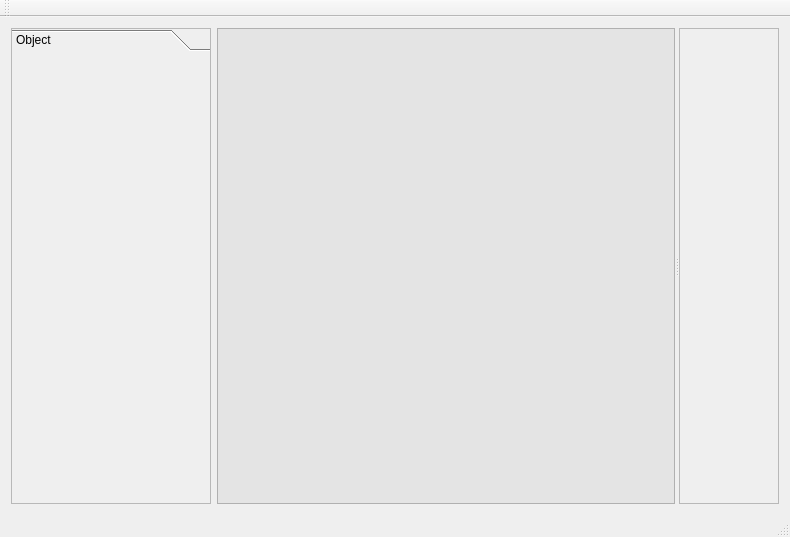
Old version of the form HoruxCardDesigner/horuxdesigner.ui in the repository BackupTheBerlios/horux-svn.
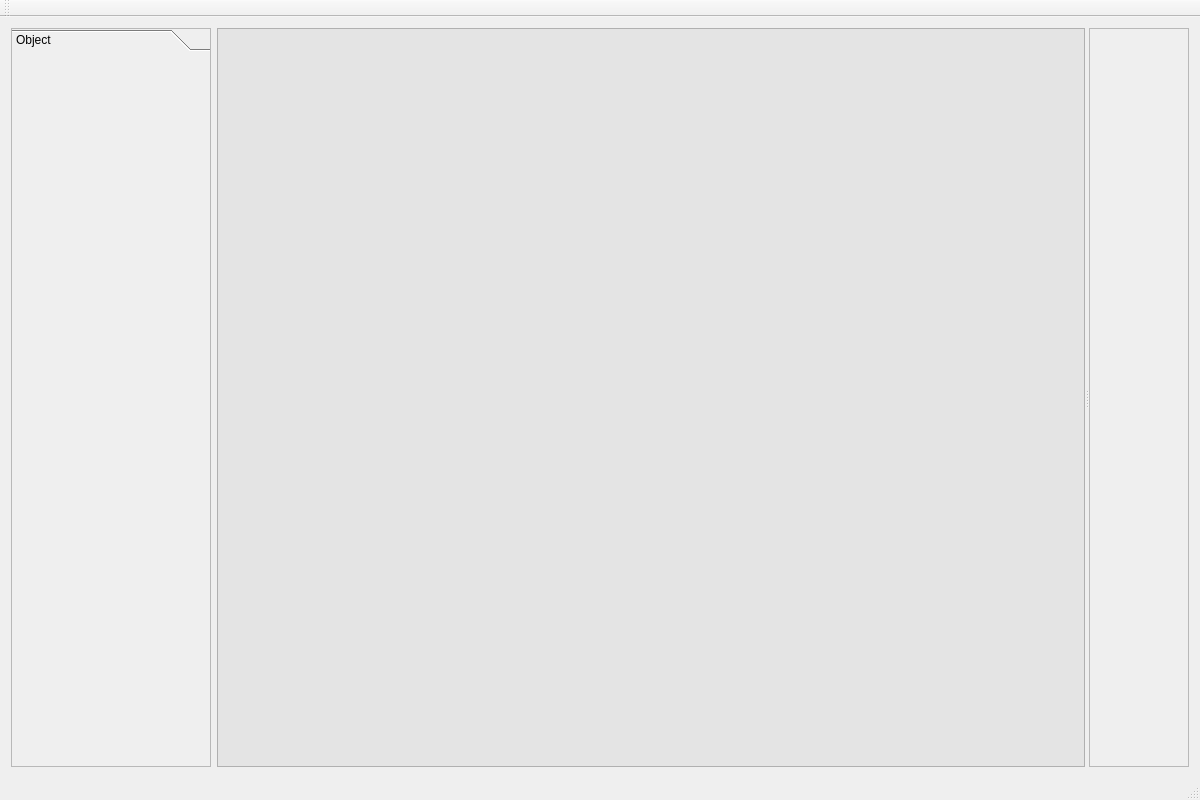
New version of the form.

What changed in the file:
```diff
--- a/HoruxCardDesigner/horuxdesigner.ui
+++ b/HoruxCardDesigner/horuxdesigner.ui
@@ -6,8 +6,8 @@
    <rect>
     <x>0</x>
     <y>0</y>
-    <width>790</width>
-    <height>537</height>
+    <width>1200</width>
+    <height>800</height>
    </rect>
   </property>
   <property name="windowTitle">
@@ -43,8 +43,8 @@
         <rect>
          <x>0</x>
          <y>0</y>
-         <width>190</width>
-         <height>442</height>
+         <width>196</width>
+         <height>695</height>
         </rect>
        </property>
        <attribute name="label">
@@ -63,6 +63,12 @@
        <property name="styleSheet">
         <string>background-color: rgb(228, 228, 228);</string>
        </property>
+       <property name="verticalScrollBarPolicy">
+        <enum>Qt::ScrollBarAlwaysOff</enum>
+       </property>
+       <property name="horizontalScrollBarPolicy">
+        <enum>Qt::ScrollBarAlwaysOff</enum>
+       </property>
       </widget>
       <widget class="QScrollArea" name="scrollArea">
        <property name="minimumSize">
@@ -85,8 +91,8 @@
          <rect>
           <x>0</x>
           <y>0</y>
-          <width>94</width>
-          <height>473</height>
+          <width>96</width>
+          <height>723</height>
          </rect>
         </property>
        </widget>
```
Left out of the diff: 6 changed lines with no effect on the pictures.
